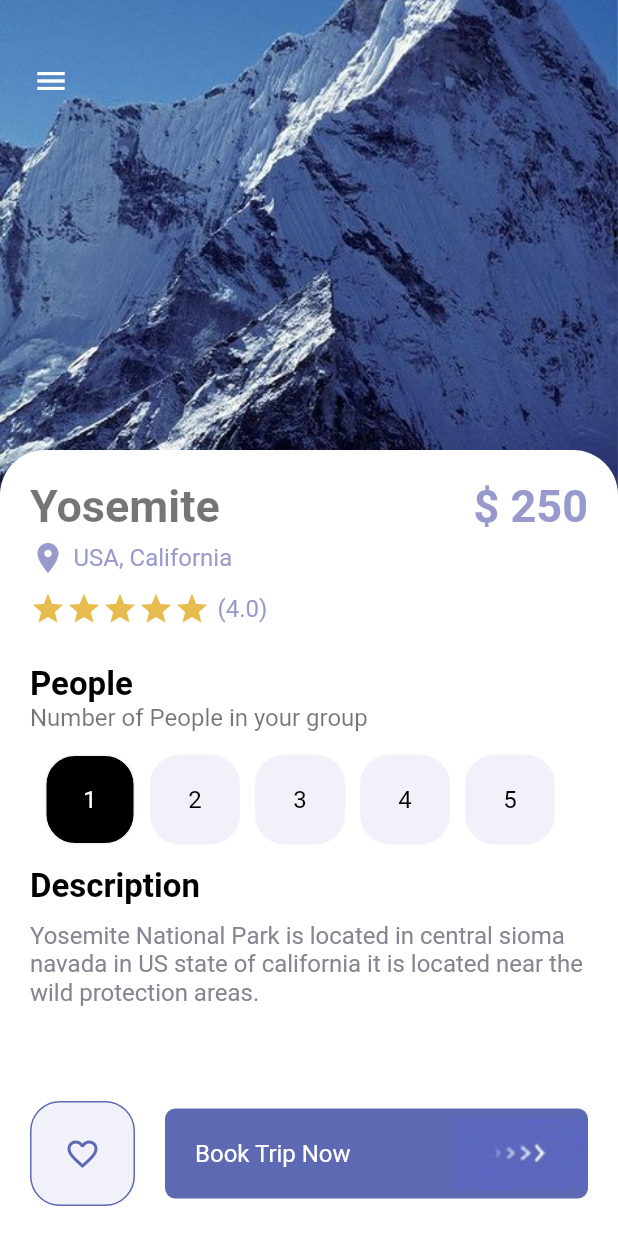
After one commit to lemidiriba/travel_app, a Flutter app: the DetailPage screen opened directly, on a phone screen of 412 x 824 dp. The commit adds this screen. Run offline on Flutter 3.47's test engine with Material 2 defaults, Android fonts, the phone set to English and light mode, and no system bars.

Commit message:
all ui are done

```diff
--- a/lib/main.dart
+++ b/lib/main.dart
@@ -1,5 +1,7 @@
 import 'package:flutter/material.dart';
-import 'package:travel_app/pages/nav_pages/main_page.dart';
+import 'package:travel_app/pages/detail_page.dart';
+import 'package:travel_app/pages/home_page.dart';
+import 'package:travel_app/pages/main_page.dart';
 import 'package:travel_app/pages/welcome_page.dart';
 
 void main() {
@@ -15,6 +17,6 @@ class MyApp extends StatelessWidget {
         debugShowCheckedModeBanner: false,
         title: 'Flutter Demo',
         theme: ThemeData(primaryColor: Colors.blue),
-        home: MainPage());
+        home: WelcomePage());
   }
 }
--- /dev/null
+++ b/lib/pages/detail_page.dart
@@ -0,0 +1,206 @@
+import 'package:flutter/material.dart';
+import 'package:travel_app/misc/colors.dart';
+import 'package:travel_app/widgets/app_button.dart';
+import 'package:travel_app/widgets/app_larg_text.dart';
+import 'package:travel_app/widgets/app_text.dart';
+import 'package:travel_app/widgets/responsive_button.dart';
+
+class DetailPage extends StatefulWidget {
+  DetailPage({Key? key}) : super(key: key);
+
+  @override
+  State<DetailPage> createState() => _DetailPageState();
+}
+
+class _DetailPageState extends State<DetailPage> {
+  int givenStars = 4;
+  int selectedButton = 0;
+  @override
+  Widget build(BuildContext context) {
+    return Scaffold(
+      body: Container(
+        height: double.maxFinite,
+        width: double.maxFinite,
+        child: Stack(
+          children: [
+            Positioned(
+              child: Container(
+                width: double.maxFinite,
+                height: 330,
+                decoration: const BoxDecoration(
+                  image: DecorationImage(
+                    image: AssetImage('assets/img/mountain.jpeg'),
+                    fit: BoxFit.cover,
+                  ),
+                ),
+              ),
+            ),
+            Positioned(
+              top: 30,
+              left: 10,
+              child: Row(
+                children: [
+                  IconButton(
+                    onPressed: () {},
+                    icon: Icon(Icons.menu),
+                    color: Colors.white,
+                  ),
+                ],
+              ),
+            ),
+            Positioned(
+              top: 300,
+              child: Container(
+                padding: const EdgeInsets.all(20),
+                width: MediaQuery.of(context).size.width,
+                height: MediaQuery.of(context).size.height,
+                decoration: const BoxDecoration(
+                  color: Colors.white,
+                  borderRadius: BorderRadius.only(
+                      topLeft: Radius.circular(30),
+                      topRight: Radius.circular(30)),
+                ),
+                child: Column(
+                  crossAxisAlignment: CrossAxisAlignment.start,
+                  children: [
+                    Row(
+                      mainAxisAlignment: MainAxisAlignment.spaceBetween,
+                      children: [
+                        AppLargText(
+                          text: "Yosemite",
+                          color: Colors.black54,
+                        ),
+                        AppLargText(
+                          text: "\$ 250",
+                          color: AppColors.textColor1,
+                        ),
+                      ],
+                    ),
+                    const SizedBox(
+                      height: 5,
+                    ),
+                    Row(
+                      children: [
+                        Icon(
+                          Icons.location_on,
+                          color: AppColors.textColor1,
+                        ),
+                        SizedBox(
+                          width: 5,
+                        ),
+                        AppText(
+                          text: "USA, California",
+                          color: AppColors.textColor1,
+                        )
+                      ],
+                    ),
+                    const SizedBox(
+                      height: 10,
+                    ),
+                    Row(
+                      children: [
+                        Wrap(
+                          children: List.generate(
+                            5,
+                            (index) {
+                              return Icon(
+                                Icons.star,
+                                color: givenStars < index
+                                    ? AppColors.textColor1
+                                    : AppColors.starColor,
+                              );
+                            },
+                          ),
+                        ),
+                        SizedBox(
+                          width: 5,
+                        ),
+                        AppText(
+                          text: "(4.0)",
+                          color: AppColors.textColor1,
+                        )
+                      ],
+                    ),
+                    const SizedBox(
+                      height: 25,
+                    ),
+                    AppLargText(
+                      text: "People",
+                      size: 22,
+                    ),
+                    AppText(
+                      text: "Number of People in your group",
+                      color: Colors.black54,
+                    ),
+                    const SizedBox(
+                      height: 15,
+                    ),
+                    Row(
+                      children: [
+                        Wrap(
+                          children: List.generate(5, (index) {
+                            return InkWell(
+                              onTap: () {
+                                setState(() {
+                                  selectedButton = index;
+                                });
+                              },
+                              child: AppButton(
+                                color: selectedButton == index
+                                    ? Colors.white
+                                    : Colors.black,
+                                backgroundColor: selectedButton == index
+                                    ? Colors.black
+                                    : AppColors.buttonBackground,
+                                size: 60,
+                                borderColor: AppColors.buttonBackground,
+                                text: (index + 1).toString(),
+                              ),
+                            );
+                          }),
+                        ),
+                      ],
+                    ),
+                    const SizedBox(
+                      height: 15,
+                    ),
+                    AppLargText(
+                      text: "Description",
+                      size: 22,
+                    ),
+                    const SizedBox(
+                      height: 10,
+                    ),
+                    AppText(
+                      text:
+                          "Yosemite National Park is located in central sioma navada in US state of california it is located near the wild protection areas.",
+                      color: AppColors.textColor2,
+                    ),
+                  ],
+                ),
+              ),
+            ),
+            Positioned(
+                bottom: 20,
+                left: 10,
+                right: 20,
+                child: Row(
+                  children: [
+                    AppButton(
+                      color: AppColors.mainColor,
+                      backgroundColor: AppColors.buttonBackground,
+                      size: 70,
+                      borderColor: AppColors.mainColor,
+                      icon: Icons.favorite_border_outlined,
+                      isIcon: true,
+                    ),
+                    SizedBox(width: 20,),
+                   Flexible(child:  ResponsiveButton(isButtonResponsive: true,))
+                  ],
+                ))
+          ],
+        ),
+      ),
+    );
+  }
+}
--- /dev/null
+++ b/lib/widgets/app_button.dart
@@ -0,0 +1,47 @@
+import 'package:flutter/material.dart';
+import 'package:travel_app/misc/colors.dart';
+
+import 'app_text.dart';
+
+class AppButton extends StatelessWidget {
+  String? text;
+  int? selectedButton;
+  final double size;
+  final Color color;
+  final Color backgroundColor;
+  final Color borderColor;
+  IconData? icon;
+  bool? isIcon;
+  AppButton(
+      {Key? key,
+      this.text,
+      required this.color,
+      this.icon,
+      required this.backgroundColor,
+      this.isIcon = false,
+      required this.size,
+      required this.borderColor,this.selectedButton})
+      : super(key: key);
+
+  @override
+  Widget build(BuildContext context) {
+    return Container(
+      margin: const EdgeInsets.only(left: 10),
+      width: size,
+      height: size,
+      decoration: BoxDecoration(
+        border: Border.all(color: borderColor),
+        borderRadius: BorderRadius.circular(20),
+        color:  backgroundColor,
+      ),
+      child: isIcon == true
+          ? Center(
+              child: Icon(
+                icon,
+                color: color,
+              ),
+            )
+          : Center(child: AppText(text: text!,color: color,)),
+    );
+  }
+}
--- a/lib/widgets/responsive_button.dart
+++ b/lib/widgets/responsive_button.dart
@@ -1,14 +1,18 @@
 import 'package:flutter/material.dart';
 import 'package:travel_app/misc/colors.dart';
+import 'package:travel_app/widgets/app_text.dart';
 
 class ResponsiveButton extends StatelessWidget {
   double? width;
+  bool? isButtonResponsive;
   bool? text;
-  ResponsiveButton({Key? key, this.width, this.text}) : super(key: key);
+
+  ResponsiveButton({Key? key, this.width, this.text,this.isButtonResponsive =false}) : super(key: key);
 
   @override
   Widget build(BuildContext context) {
     return Container(
+      padding: const EdgeInsets.only(left: 20),
       width: width,
       height: 60,
       decoration: BoxDecoration(
@@ -16,8 +20,11 @@ class ResponsiveButton extends StatelessWidget {
         color: AppColors.mainColor,
       ),
       child: Row(
-      mainAxisAlignment: MainAxisAlignment.center,
-        children: [Image.asset('assets/img/button-one.png')],
+        mainAxisAlignment: isButtonResponsive == true ? MainAxisAlignment.spaceBetween:  MainAxisAlignment.center,
+        children: [
+          isButtonResponsive== true ? AppText(text: "Book Trip Now", color:   Colors.white,):SizedBox.shrink(),
+          Image.asset('assets/img/button-one.png'),
+        ],
       ),
     );
   }
```
Also changed, not shown: lib/pages/main_page.dart (renamed from lib/pages/nav_pages/main_page.dart).
